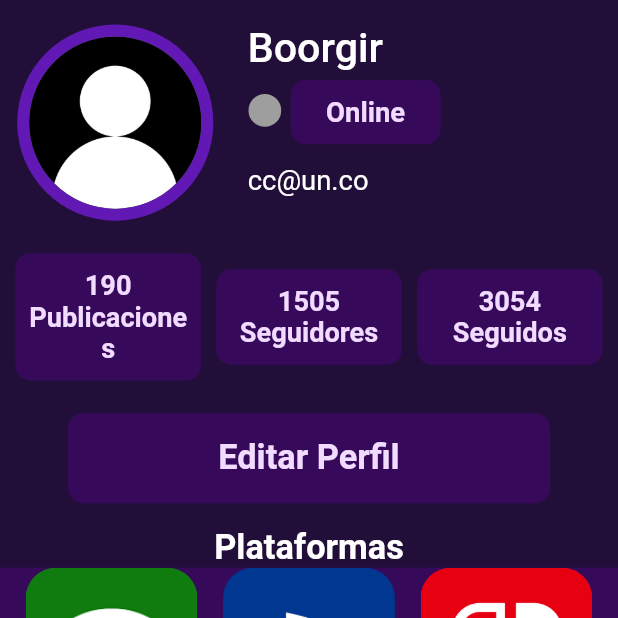
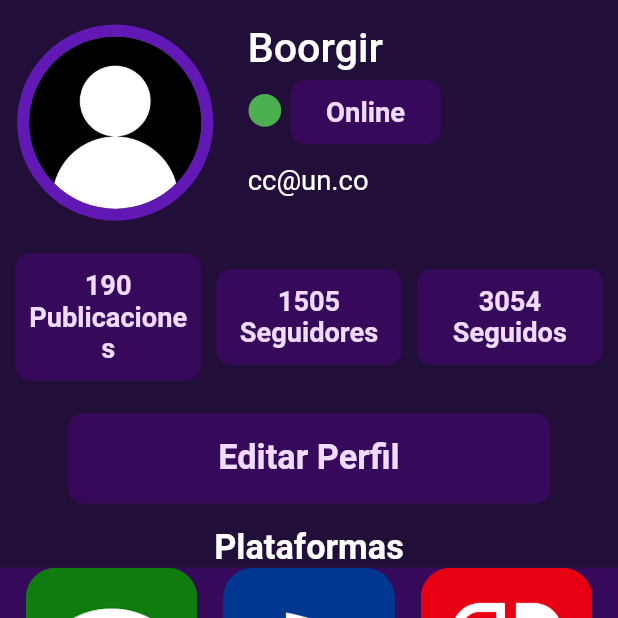
Before and after one commit to Camilo-116/gammApp, a Flutter app: the screen it shows after launch, after a tap on "Ingresar", after a tap on "Boorgir", on a phone screen of 412 x 824 dp, the top half of it. Run offline on Flutter 3.47's test engine with Material 2 defaults, Android fonts, the phone set to English and light mode, and no system bars; our stand-ins replace font_awesome_flutter, get, google_fonts, google_nav_bar; missing offline and left inert: swipeable_card_stack; network calls fail; Roboto replaces fonts that are missing (Hind).

Commit message:
Responsive widgets and added features

```diff
--- a/lib/client/ui/pages/views/user_page.dart
+++ b/lib/client/ui/pages/views/user_page.dart
@@ -86,8 +86,15 @@ class _UserPageState extends State<UserPage> {
                       ),
                       width: (20 / 360) * width,
                       height: (20 / 756) * height,
-                      decoration: const BoxDecoration(
-                        color: Colors.grey,
+                      decoration: BoxDecoration(
+                        color: (widget.user.status == 'Online')
+                            ? Colors.green
+                            : (widget.user.status == 'Offline' ||
+                                    widget.user.status == 'Invisible')
+                                ? Colors.grey
+                                : (widget.user.status == 'Busy')
+                                    ? Colors.red
+                                    : Colors.amber,
                         shape: BoxShape.circle,
                       )),
                   Container(
```
